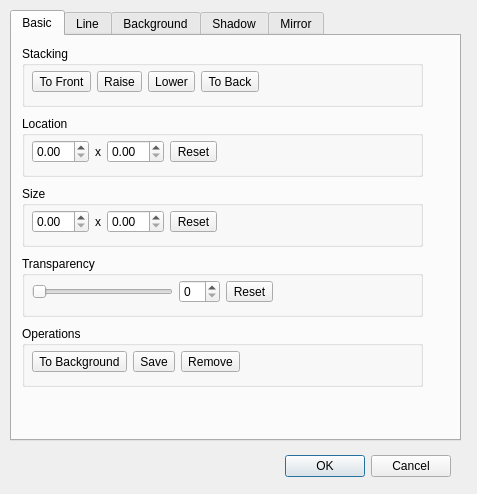
Old version of the form src/items/GenericItemConfig.ui in the repository google-code-export/dviz.
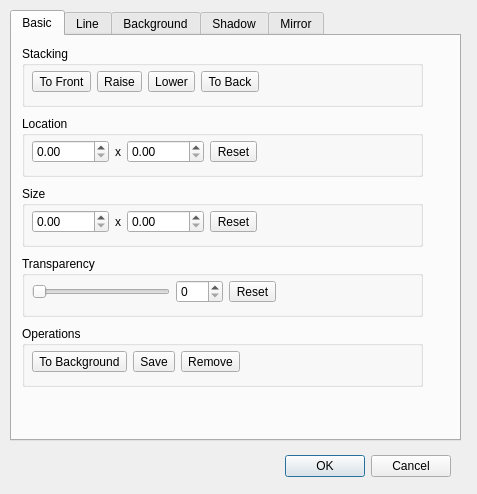
New version of the form. The open tabs and pages were chosen to show the change. Icons and pictures are not drawn.

Commit message: Integrated new configuration dialog GenericItemConfig into code base and tested - works great. Need to make the Line, BG, Shadow, and Mirror tags work now, and add a color picker and gradient editor - but the 'Basic' tag works as advertised. Sweet Action

```diff
--- a/src/items/GenericItemConfig.ui
+++ b/src/items/GenericItemConfig.ui
@@ -87,10 +87,18 @@
         </widget>
        </item>
        <item row="0" column="2">
-        <widget class="QDoubleSpinBox" name="locationY"/>
+        <widget class="QDoubleSpinBox" name="locationY">
+         <property name="maximum">
+          <double>10000.000000000000000</double>
+         </property>
+        </widget>
        </item>
        <item row="0" column="0">
-        <widget class="QDoubleSpinBox" name="locationX"/>
+        <widget class="QDoubleSpinBox" name="locationX">
+         <property name="maximum">
+          <double>10000.000000000000000</double>
+         </property>
+        </widget>
        </item>
        <item row="0" column="4">
         <spacer name="horizontalSpacer_8">
@@ -329,10 +337,18 @@
         </widget>
        </item>
        <item row="0" column="2">
-        <widget class="QDoubleSpinBox" name="contentHeight"/>
+        <widget class="QDoubleSpinBox" name="contentHeight">
+         <property name="maximum">
+          <double>10000.000000000000000</double>
+         </property>
+        </widget>
        </item>
        <item row="0" column="0">
-        <widget class="QDoubleSpinBox" name="contentWidth"/>
+        <widget class="QDoubleSpinBox" name="contentWidth">
+         <property name="maximum">
+          <double>10000.000000000000000</double>
+         </property>
+        </widget>
        </item>
        <item row="0" column="4">
         <spacer name="horizontalSpacer_12">
@@ -414,7 +430,11 @@
         </spacer>
        </item>
        <item row="0" column="1">
-        <widget class="QSpinBox" name="spinBox"/>
+        <widget class="QSpinBox" name="opacityBox">
+         <property name="maximum">
+          <number>100</number>
+         </property>
+        </widget>
        </item>
        <item row="0" column="0">
         <widget class="QSlider" name="opacitySlider">
```
Left out of the diff: 6 changed lines with no effect on the pictures. The commit also changes 10 other files.
